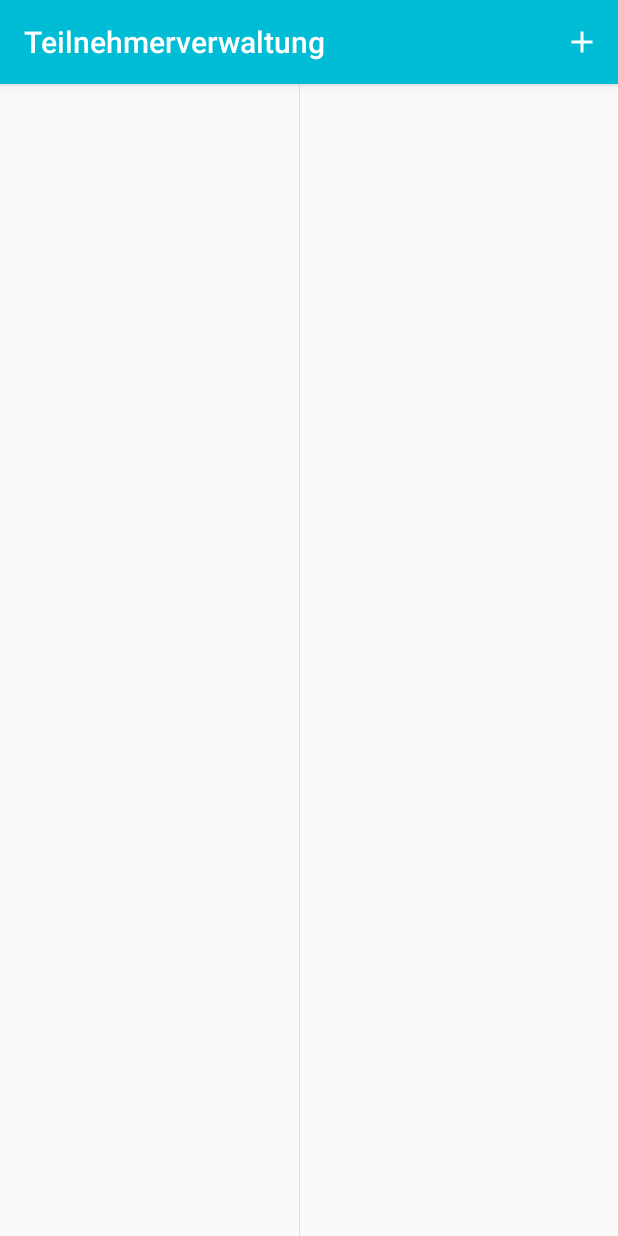
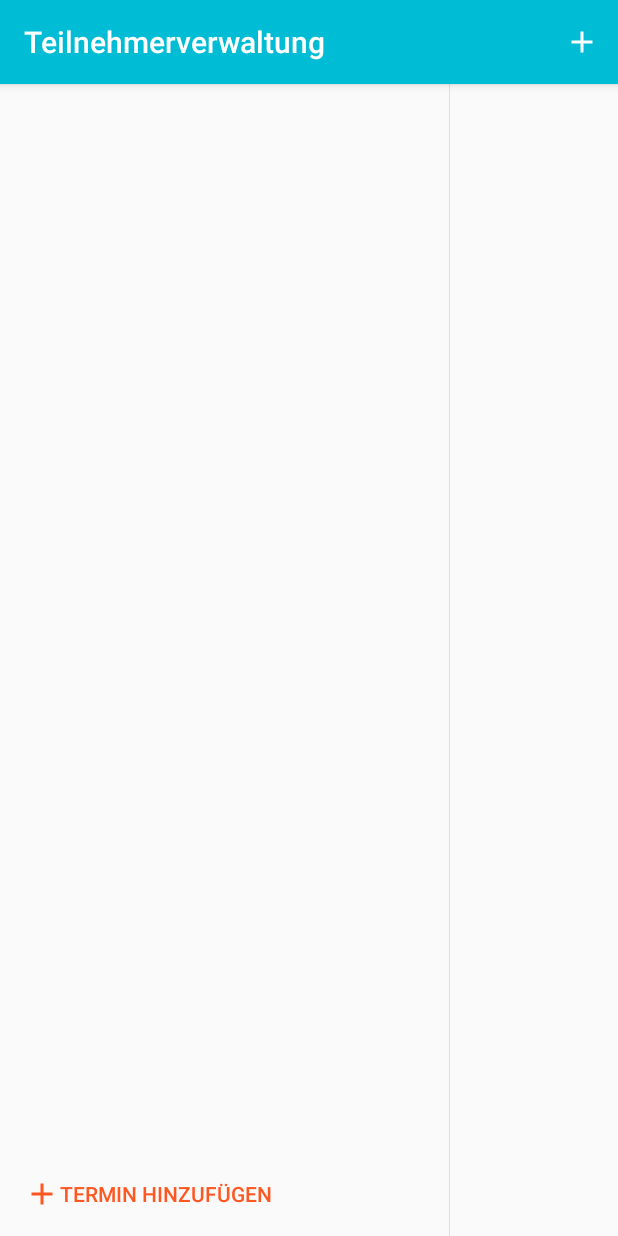
Before and after one commit to maxdobler/Teilnehmerverwaltung, an Android app: the screen it shows after launch (MainActivity), on a phone screen of 412 x 824 dp. Run offline under Robolectric (Android 15) with nearby library versions, the phone set to English and light mode, and no system bars; our stand-ins replace ButterKnife, Firebase (no records; nobody signed in at launch, a user with empty details on screens opened directly); 2 statements that could not run were skipped.

Commit message:
event hinzufügen

```diff
--- a/app/src/main/AndroidManifest.xml
+++ b/app/src/main/AndroidManifest.xml
@@ -3,6 +3,7 @@
     package="de.maxdobler.teilnehmerverwaltung">
 
     <application
+        android:name=".MyApplication"
         android:allowBackup="true"
         android:icon="@mipmap/ic_launcher"
         android:label="@string/app_name"
@@ -15,7 +16,7 @@
                 <category android:name="android.intent.category.LAUNCHER" />
             </intent-filter>
         </activity>
-        <activity android:name=".addAttendee.AddAttendeeActivity"></activity>
+        <activity android:name=".addAttendee.AddAttendeeActivity" />
     </application>
 
 </manifest>
--- /dev/null
+++ b/app/src/main/java/de/maxdobler/teilnehmerverwaltung/MyApplication.java
@@ -0,0 +1,15 @@
+package de.maxdobler.teilnehmerverwaltung;
+
+import android.app.Application;
+
+import com.google.firebase.database.FirebaseDatabase;
+
+
+public class MyApplication extends Application {
+
+    @Override
+    public void onCreate() {
+        super.onCreate();
+        FirebaseDatabase.getInstance().setPersistenceEnabled(true);
+    }
+}
--- /dev/null
+++ b/app/src/main/res/drawable/ic_add_accent_24dp.xml
@@ -0,0 +1,9 @@
+<vector xmlns:android="http://schemas.android.com/apk/res/android"
+    android:width="24dp"
+    android:height="24dp"
+    android:viewportHeight="24.0"
+    android:viewportWidth="24.0">
+    <path
+        android:fillColor="@color/colorAccent"
+        android:pathData="M19,13h-6v6h-2v-6H5v-2h6V5h2v6h6v2z" />
+</vector>
--- a/app/src/main/res/layout/events_fragment.xml
+++ b/app/src/main/res/layout/events_fragment.xml
@@ -1,14 +1,33 @@
 <com.khandelwal.library.view.BorderFrameLayout xmlns:android="http://schemas.android.com/apk/res/android"
     xmlns:app="http://schemas.android.com/apk/res-auto"
     xmlns:tools="http://schemas.android.com/tools"
-    android:layout_width="200dp"
+    android:layout_width="300dp"
     android:layout_height="match_parent"
     app:rightBorderColor="@color/borderColor"
     app:rightBorderWidth="1dp"
     tools:context="de.maxdobler.teilnehmerverwaltung.events.EventsFragment">
 
-    <android.support.v7.widget.RecyclerView
-        android:id="@+id/recyclerView"
+    <LinearLayout
         android:layout_width="match_parent"
-        android:layout_height="match_parent" />
+        android:layout_height="match_parent"
+        android:orientation="vertical">
+
+        <android.support.v7.widget.RecyclerView
+            android:id="@+id/recyclerView"
+            android:layout_width="match_parent"
+            android:layout_height="0dp"
+            android:layout_weight="1" />
+
+        <Button
+            android:id="@+id/addEventButton"
+            android:layout_width="wrap_content"
+            android:layout_height="wrap_content"
+            android:background="@android:color/transparent"
+            android:drawableStart="@drawable/ic_add_accent_24dp"
+            android:padding="@dimen/padding_normal"
+            android:text="@string/event_add_button"
+            android:textColor="@color/colorAccent" />
+
+    </LinearLayout>
+
 </com.khandelwal.library.view.BorderFrameLayout>
--- a/app/src/main/res/values/colors.xml
+++ b/app/src/main/res/values/colors.xml
@@ -2,8 +2,8 @@
 <resources>
     <color name="colorPrimary">@color/md_cyan_500</color>
     <color name="colorPrimaryDark">@color/md_cyan_800</color>
-    <color name="colorAccent">@color/md_amber_500</color>
-    <color name="buttonTextColor">@color/md_black_1000</color>
+    <color name="colorAccent">@color/md_deep_orange_500</color>
+    <color name="buttonTextColor">@color/md_white_1000</color>
     <color name="buttonBackgroundColor">@color/colorAccent</color>
     <color name="borderColor">@color/md_grey_300</color>
 </resources>
--- a/app/src/main/res/values/styles.xml
+++ b/app/src/main/res/values/styles.xml
@@ -30,6 +30,7 @@
     <style name="buttonDefault">
         <item name="android:layout_width">wrap_content</item>
         <item name="android:layout_height">wrap_content</item>
+        <item name="android:textColor">@color/buttonTextColor</item>
         <item name="android:background">@color/buttonBackgroundColor</item>
     </style>
 
```
Also changed, not shown: app/src/main/java/de/maxdobler/teilnehmerverwaltung/events/Event.java (+7 -0 lines), app/src/main/java/de/maxdobler/teilnehmerverwaltung/events/EventsFragment.java (+7 -0 lines), app/src/main/java/de/maxdobler/teilnehmerverwaltung/events/add/AddEventDialog.java (added, +61 -0 lines), app/src/main/res/layout/add_event_dialog.xml (added, +19 -0 lines), app/src/main/res/values/strings.xml (+10 -1 lines).
